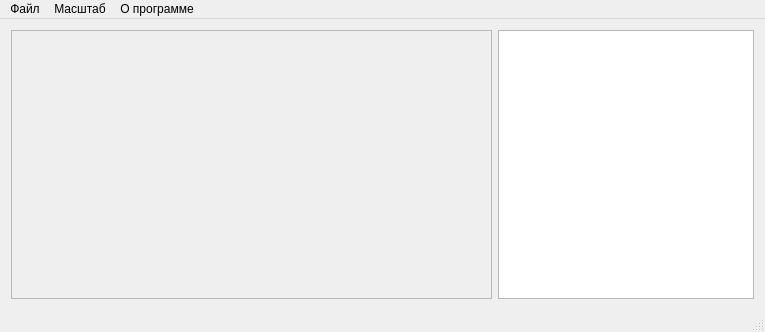
First picture: the form in mainwindow.ui, repository TheSoDeOn/2024_VT222_VadimLivensckiy_22, before the edit.
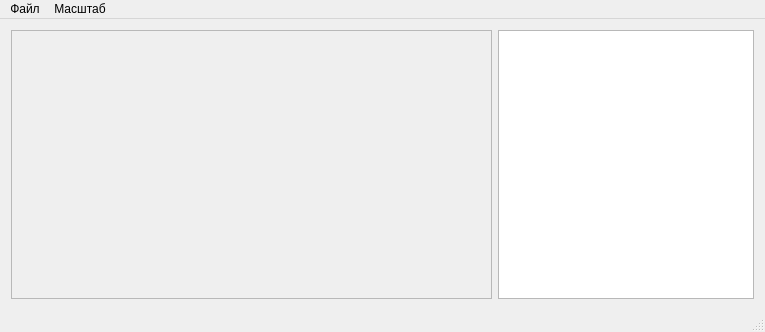
Second picture: the form after the edit.

Diff of the .ui file:
```diff
--- a/mainwindow.ui
+++ b/mainwindow.ui
@@ -88,19 +88,9 @@
     </property>
     <addaction name="action_4"/>
     <addaction name="action_5"/>
-    <addaction name="action_6"/>
-    <addaction name="action_7"/>
-   </widget>
-   <widget class="QMenu" name="menu_3">
-    <property name="title">
-     <string>О программе</string>
-    </property>
-    <addaction name="action_8"/>
-    <addaction name="action_9"/>
    </widget>
    <addaction name="menu"/>
    <addaction name="menu_2"/>
-   <addaction name="menu_3"/>
   </widget>
   <widget class="QStatusBar" name="statusBar"/>
   <action name="action">
```
Left out of the diff: 3 changed lines with no effect on the pictures.
